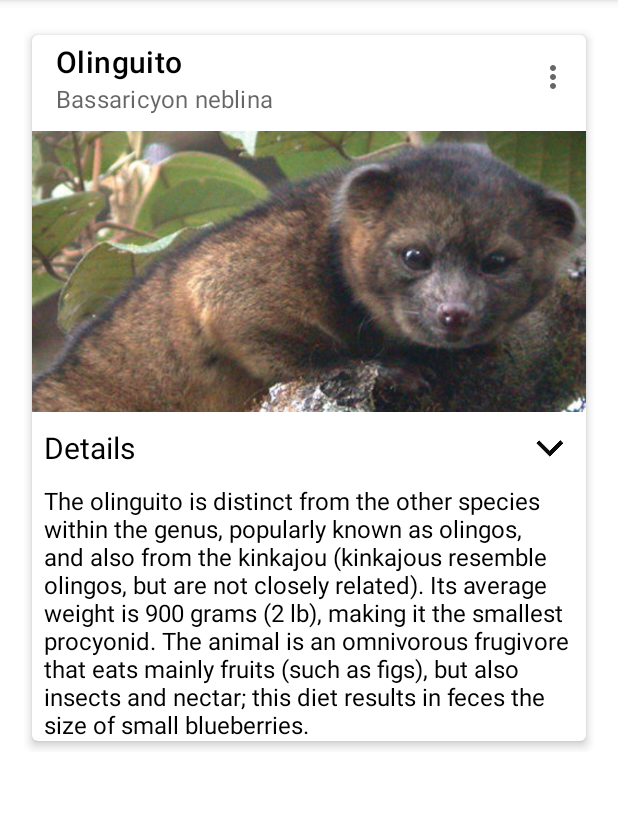
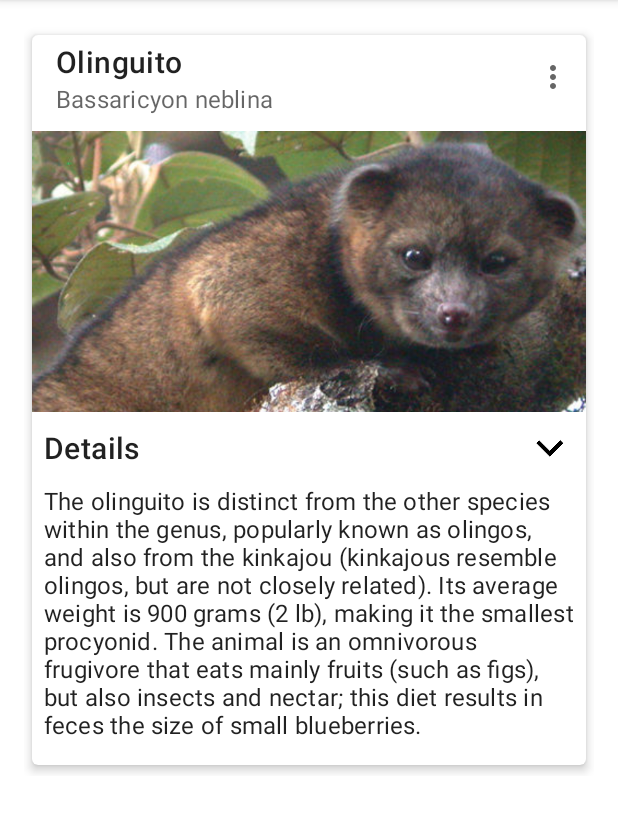
Before and after one commit to danielme-com/Android-CardView-Demo, an Android app: the screen it shows after launch (MainActivity), after a tap on "Details", on a phone screen of 412 x 824 dp, the part 84-918 px from its top. Run offline under Robolectric (Android 15) with nearby library versions, the phone set to English and light mode, and no system bars.

Commit message:
profundizar en el uso de estilos de material components y soportar modo oscuro

```diff
--- a/app/src/main/res/layout/activity_main.xml
+++ b/app/src/main/res/layout/activity_main.xml
@@ -57,8 +57,7 @@
                         android:layout_weight="1"
                         android:gravity="center_vertical"
                         android:text="@string/details"
-                        android:textColor="@color/textColorTitle"
-                        android:textSize="20sp" />
+                        android:textAppearance="?attr/textAppearanceHeadline6" />
 
                     <ImageButton
                         android:id="@+id/imageViewExpand"
@@ -67,6 +66,7 @@
                         android:contentDescription="@string/details"
                         android:background="?attr/selectableItemBackground"
                         android:src="@mipmap/more"
+                        android:tint="?attr/colorOnSurface"
                         android:onClick="toggleDetails"/>
                 </LinearLayout>
 
@@ -77,6 +77,8 @@
                     android:layout_height="wrap_content"
                     android:orientation="vertical"
                     android:paddingLeft="8dp"
+                    android:paddingRight="8dp"
+                    android:paddingBottom="16dp"
                     android:visibility="gone">
 
                     <TextView
@@ -84,8 +86,8 @@
                         android:layout_width="wrap_content"
                         android:layout_height="wrap_content"
                         android:text="@string/info"
-                        android:textColor="@color/textColorTitle"
-                        android:textSize="16sp" />
+                        android:textAppearance="?attr/textAppearanceSubtitle1"
+                        />
                 </LinearLayout>
 
 
--- a/app/src/main/res/values/styles.xml
+++ b/app/src/main/res/values/styles.xml
@@ -1,20 +1,20 @@
 <?xml version="1.0" encoding="utf-8"?>
 <resources xmlns:tools="http://schemas.android.com/tools">
 
-    <style name="AppTheme" parent="Theme.MaterialComponents.Light.NoActionBar">
+    <style name="AppTheme" parent="Theme.MaterialComponents.DayNight.NoActionBar">
         <item name="colorPrimary">@color/primary</item>
         <item name="colorPrimaryDark">@color/primaryDark</item>
-        <item name="android:textColorPrimary">@color/textColorPrimary</item>
+        <item name="colorOnPrimary">@android:color/white</item>
     </style>
 
     <style name="ToolbarCard" parent="Widget.MaterialComponents.Toolbar">
         <item name="android:layout_width">match_parent</item>
         <item name="android:layout_height">wrap_content</item>
-        <item name="titleTextColor">@color/textColorTitle</item>
-        <item name="popupTheme">@style/Theme.MaterialComponents.Light</item>
+        <!--<item name="titleTextColor">@color/textColorTitle</item>-->
+        <item name="popupTheme">@style/Theme.MaterialComponents.DayNight</item>
     </style>
 
-    <style name="AppTheme.ToolbarMain" parent="Widget.MaterialComponents.Toolbar.Primary">
+    <style name="AppTheme.ToolbarMain" parent="Widget.MaterialComponents.Toolbar.PrimarySurface">
         <item name="android:layout_width">match_parent</item>
         <item name="android:layout_height">?attr/actionBarSize</item>
         <item name="android:elevation" tools:targetApi="lollipop">4dp</item>
@@ -23,7 +23,6 @@
     <style name="AppTheme.CardView">
         <item name="android:layout_width">match_parent</item>
         <item name="android:layout_height">wrap_content</item>
-        <item name="cardBackgroundColor">@android:color/white</item>
         <item name="cardCornerRadius">4dp</item>
         <item name="cardElevation">4dp</item>
         <item name="cardUseCompatPadding">true</item>
```
